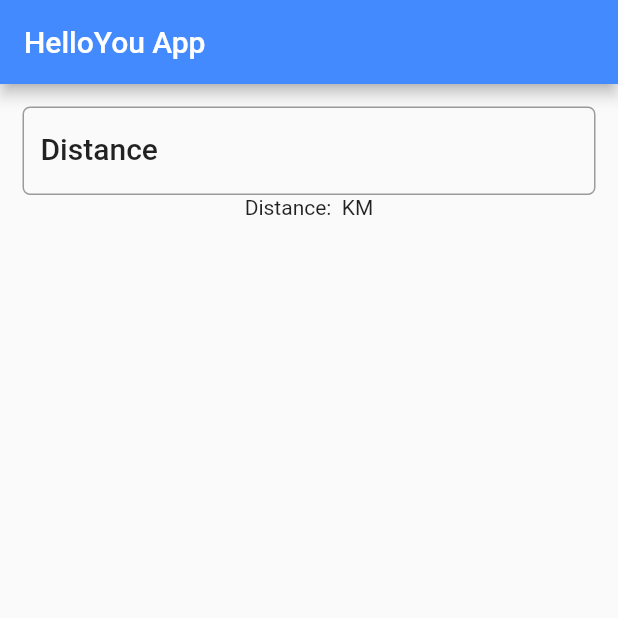
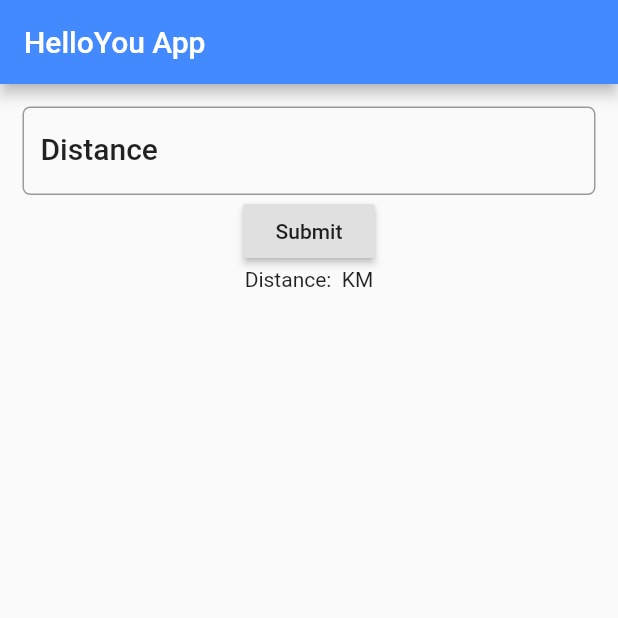
Before and after one commit to ashishpatel0720/flutter_getting_started, a Flutter app: the screen it shows after launch, on a phone screen of 412 x 824 dp, the top half of it. Run offline on Flutter 3.47's test engine with Material 2 defaults, Android fonts, the phone set to English and light mode, and no system bars.

Commit message:
[APP]: with TextEditController

```diff
--- a/lib/main.dart
+++ b/lib/main.dart
@@ -21,6 +21,7 @@ class _FuelFormState extends State<FuelForm> {
   final _currencies = ["Dollar","Euro","Pound"];
   String _currency='Dollar'; // default value
 
+  TextEditingController textEditingController =TextEditingController();
   @override
   Widget build(BuildContext context) {
 
@@ -35,23 +36,26 @@ class _FuelFormState extends State<FuelForm> {
         child: Column(
           children: <Widget>[
             TextField(
+              controller: textEditingController,
               decoration: InputDecoration(
-                  labelText: 'Distance',
+                   labelText: 'Distance',
                   hintText:"eg. 12.4",
                   labelStyle: textStyle,
                   border: OutlineInputBorder(
                       borderRadius: BorderRadius.circular(5.0)
                   )
-
               ),
               keyboardType: TextInputType.number, // only numbers will be shown in keyboard input
-              onChanged: (String str){
-                setState(() { // only setState() will be able to change state ( same as React)
-                  distance = str;
+            ),
+            RaisedButton(
+              onPressed: () {
+                setState(() {
+                  distance=textEditingController.text;
                 });
               },
+              child:Text("Submit")
             ),
-            Text("Distance: "+ distance+ ' KM'),
+            Text("Distance: "+ textEditingController.text + ' KM'),
 
 //            DropdownButton<String>(
 //              items: _currencies.map((String value ){
```
